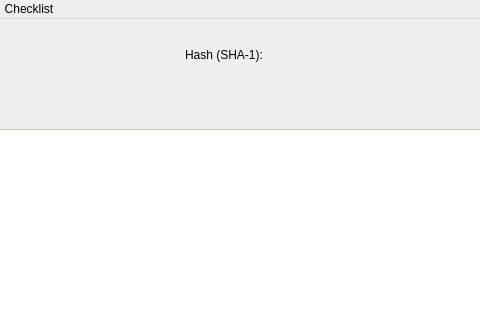
Qt form mainwindow.ui (briantobin256/Static-File-Analysis-Tool) before a commit; both pictures show x 285 to 765 and y 0 to 320 of the 1003 by 820 pixel window.
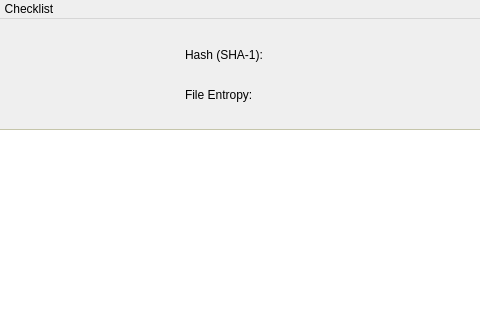
The same form after that commit. The open tabs and pages were chosen to show the change.

Commit message: added entropy checking while checking if packed, fixed bugs, added funciton to check entropy in chunks (unused at moment)

What changed in the file:
```diff
--- a/mainwindow.ui
+++ b/mainwindow.ui
@@ -1228,6 +1228,32 @@
        </property>
       </item>
      </widget>
+     <widget class="QLabel" name="checklistFileEntropyLabel">
+      <property name="geometry">
+       <rect>
+        <x>470</x>
+        <y>70</y>
+        <width>111</width>
+        <height>31</height>
+       </rect>
+      </property>
+      <property name="text">
+       <string>File Entropy:</string>
+      </property>
+     </widget>
+     <widget class="QLabel" name="checklistFileEntropyValue">
+      <property name="geometry">
+       <rect>
+        <x>580</x>
+        <y>70</y>
+        <width>371</width>
+        <height>31</height>
+       </rect>
+      </property>
+      <property name="text">
+       <string/>
+      </property>
+     </widget>
     </widget>
     <widget class="QWidget" name="page"/>
    </widget>
```
Left out of the diff: 4 changed lines with no effect on the pictures. The commit also changes 2 other files.
